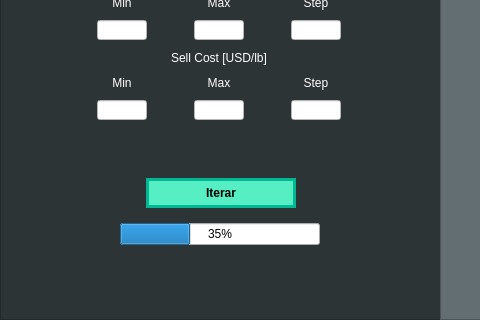
The window that ui/main_window.ui (21croz/Certidumbre-QT) describes before a commit, drawn with Qt 5; both pictures show x 0 to 480 and y 580 to 900 of the 1250 by 900 pixel window.
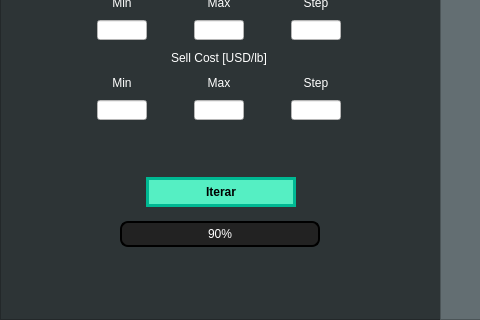
The same window after the commit.

```diff
--- a/ui/main_window.ui
+++ b/ui/main_window.ui
@@ -42,6 +42,23 @@
 	background-color: #ffffff
 }
 
+QProgressBar {
+	border: 2px solid;
+	border-radius: 8px;
+	text-align: center;
+	color: white;
+	background: #222;
+}
+QProgressBar::chunk {
+	background-color: qlineargradient(
+		spread:pad,
+		x1:0, y1:0, x2:1, y2:0,
+		stop:0 #16a085,
+		stop:1 #2ecc71
+	);
+	border-radius: 8px;
+}
+
 QPushButton {
 	background-color: #55efc3;
 	border: 3px solid #00b893;
@@ -57,6 +74,9 @@
 	background-color: #b6f2e1;
 	border: 3px solid #5fc7b2;
 	color: #000000;
+} QPushButton:!enabled {
+	background-color: #319176;
+	border: 3px solid #014a3b;
 }</string>
   </property>
   <widget class="QWidget" name="centralwidget">
@@ -1117,10 +1137,10 @@
          </size>
         </property>
         <property name="value">
-         <number>35</number>
+         <number>90</number>
         </property>
         <property name="alignment">
-         <set>Qt::AlignLeading|Qt::AlignLeft|Qt::AlignVCenter</set>
+         <set>Qt::AlignCenter</set>
         </property>
         <property name="format">
          <string>%p%</string>
```
Left out of the diff: 37 changed lines with no effect on the pictures.
